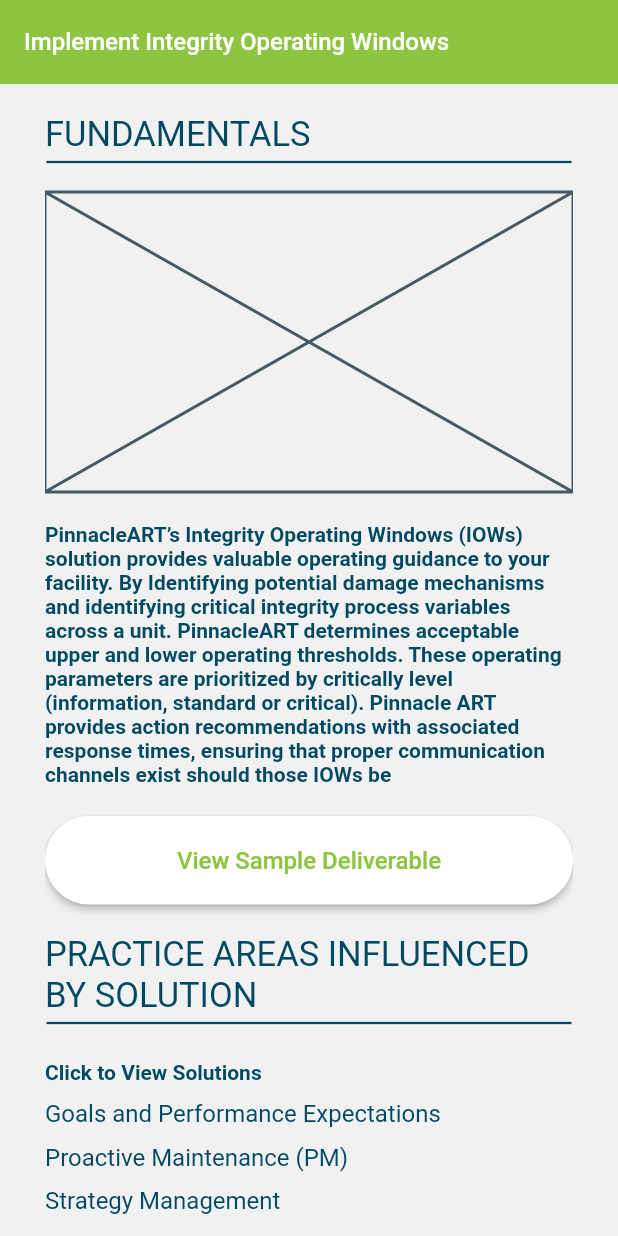
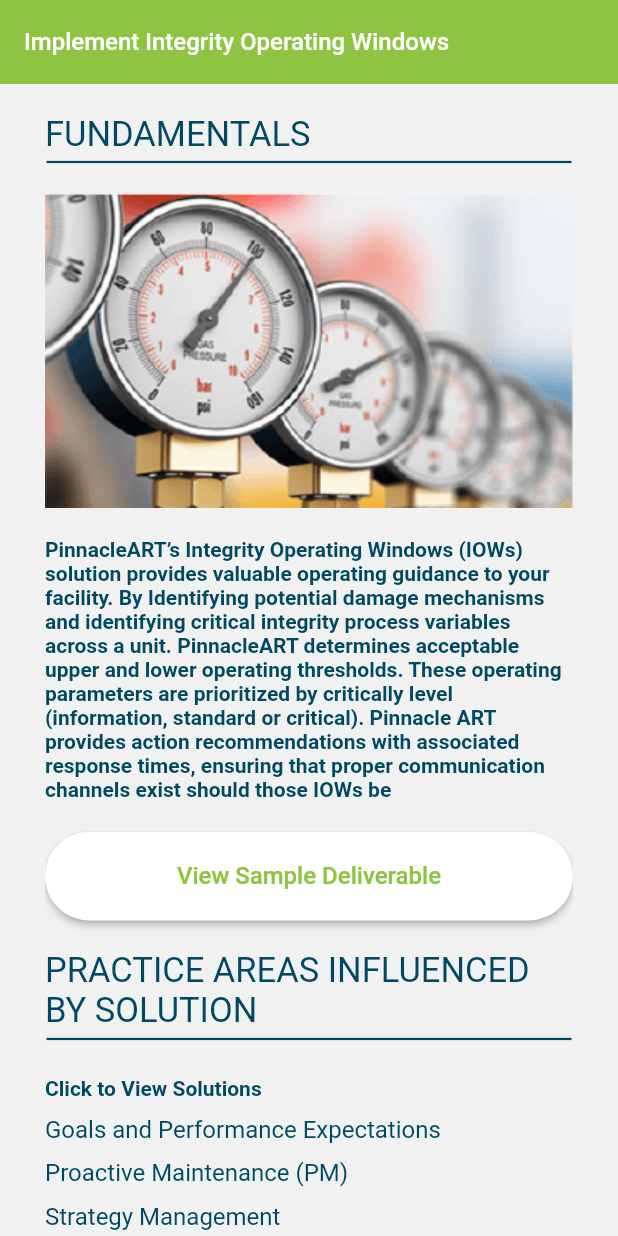
Before and after one commit to SonQBChau/brand_root_solution, a Flutter app: the screen it shows after launch, on a phone screen of 412 x 824 dp. Run offline on Flutter 3.47's test engine with Material 2 defaults, Android fonts, the phone set to English and light mode, and no system bars; our stand-ins replace charts_flutter; missing offline and left inert: animator; Roboto replaces fonts that are missing (GothicA1).

Commit message:
Update implement_page.dart

```diff
--- a/lib/screens/implement_page.dart
+++ b/lib/screens/implement_page.dart
@@ -38,8 +38,9 @@ class ImplementPage extends StatelessWidget {
             ),
             SizedBox(height: 15,),
             Container(
-              height: 200,
-              child: Placeholder(),
+              child: Image.asset('images/meter.png',
+              fit: BoxFit.cover,
+              ),
             ),
             SizedBox(height: 20,),
             Text('PinnacleART’s Integrity Operating Windows (IOWs) solution provides valuable operating guidance to your'
```
